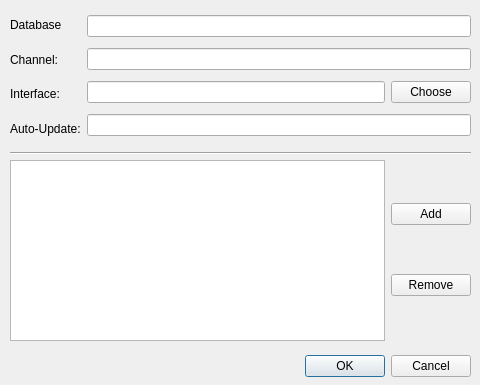
Before: the Qt Designer form qt/designs/options_dialog.ui in MarvinCS/DNS_Sniffer, drawn with Qt 5.
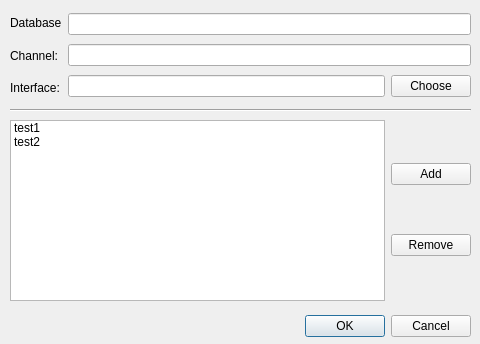
After: the same form once the commit is applied.

Patch:
```diff
--- a/qt/designs/options_dialog.ui
+++ b/qt/designs/options_dialog.ui
@@ -7,7 +7,7 @@
     <x>0</x>
     <y>0</y>
     <width>480</width>
-    <height>385</height>
+    <height>344</height>
    </rect>
   </property>
   <property name="windowTitle">
@@ -17,7 +17,7 @@
    <property name="geometry">
     <rect>
      <x>10</x>
-     <y>350</y>
+     <y>310</y>
      <width>461</width>
      <height>32</height>
     </rect>
@@ -35,7 +35,7 @@
      <x>10</x>
      <y>10</y>
      <width>461</width>
-     <height>133</height>
+     <height>91</height>
     </rect>
    </property>
    <layout class="QHBoxLayout" name="horizontalLayout">
@@ -62,13 +62,6 @@
         </property>
        </widget>
       </item>
-      <item>
-       <widget class="QLabel" name="lbl_update_interval">
-        <property name="text">
-         <string>Auto-Update:</string>
-        </property>
-       </widget>
-      </item>
      </layout>
     </item>
     <item>
@@ -93,9 +86,6 @@
         </item>
        </layout>
       </item>
-      <item>
-       <widget class="QLineEdit" name="ti_update_interval"/>
-      </item>
      </layout>
     </item>
    </layout>
@@ -104,9 +94,9 @@
    <property name="geometry">
     <rect>
      <x>10</x>
-     <y>145</y>
+     <y>100</y>
      <width>461</width>
-     <height>16</height>
+     <height>21</height>
     </rect>
    </property>
    <property name="orientation">
@@ -117,14 +107,25 @@
    <property name="geometry">
     <rect>
      <x>10</x>
-     <y>160</y>
+     <y>120</y>
      <width>461</width>
      <height>181</height>
     </rect>
    </property>
    <layout class="QHBoxLayout" name="horizontalLayout_3">
     <item>
-     <widget class="QListWidget" name="lv_domains"/>
+     <widget class="QListWidget" name="lv_domains">
+      <item>
+       <property name="text">
+        <string>test1</string>
+       </property>
+      </item>
+      <item>
+       <property name="text">
+        <string>test2</string>
+       </property>
+      </item>
+     </widget>
     </item>
     <item>
      <layout class="QVBoxLayout" name="verticalLayout_4">
```
Left out of the diff: 1 changed line with no effect on the pictures.
